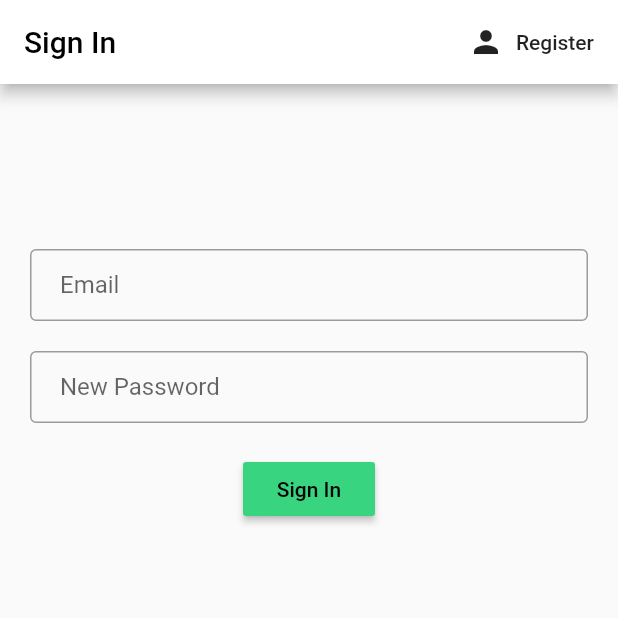
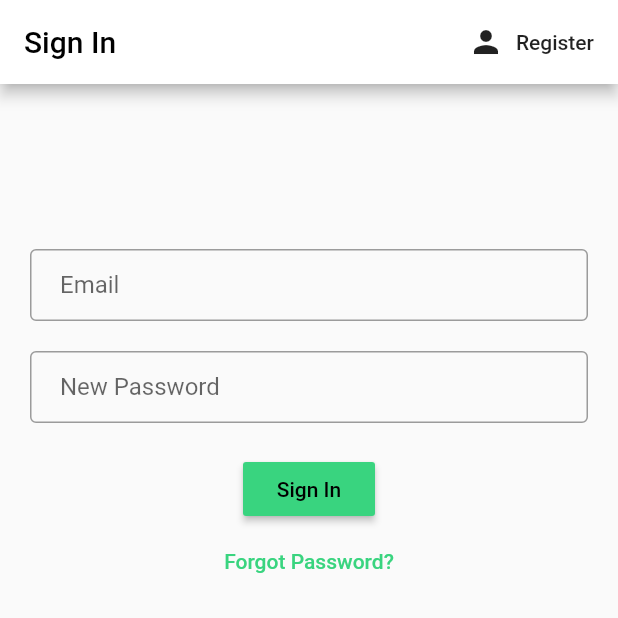
Before and after one commit to nanduu04/satsung, a Flutter app: the screen it shows after launch, on a phone screen of 412 x 824 dp, the top half of it. Run offline on Flutter 3.47's test engine with Material 2 defaults, Android fonts, the phone set to English and light mode, and no system bars; our stand-ins replace cloud_firestore, firebase_auth, flutter_spinkit, typicons_flutter; missing offline and left inert: flutter_plugin_pdf_viewer; accounts and stored records are empty.

Commit message:
forget Password

```diff
--- a/satsung_flutter/lib/screens/authenticate/sign_in.dart
+++ b/satsung_flutter/lib/screens/authenticate/sign_in.dart
@@ -22,6 +22,7 @@ class _SignInState extends State<SignIn> {
   // text field state
   String email = '';
   String password = '';
+
 
   @override
   Widget build(BuildContext context) {
@@ -98,6 +99,7 @@ class _SignInState extends State<SignIn> {
                   }
                 }
               ),
+              ShowForgotPassword(),
               SizedBox(height: 12.0),
               Text(
                 error,
@@ -112,3 +114,20 @@ class _SignInState extends State<SignIn> {
     );
   }
 }
+
+
+Widget ShowForgotPassword() {
+    return Container(
+      child: FlatButton(
+        child: Text(
+          "Forgot Password?",
+          style: TextStyle(color: Color(0xff39d47f)),
+        ),
+        onPressed: () {
+          // setState(() {
+          //   authFormType = AuthFormType.reset;
+          // });
+        },
+      ),
+    );
+  }
```
